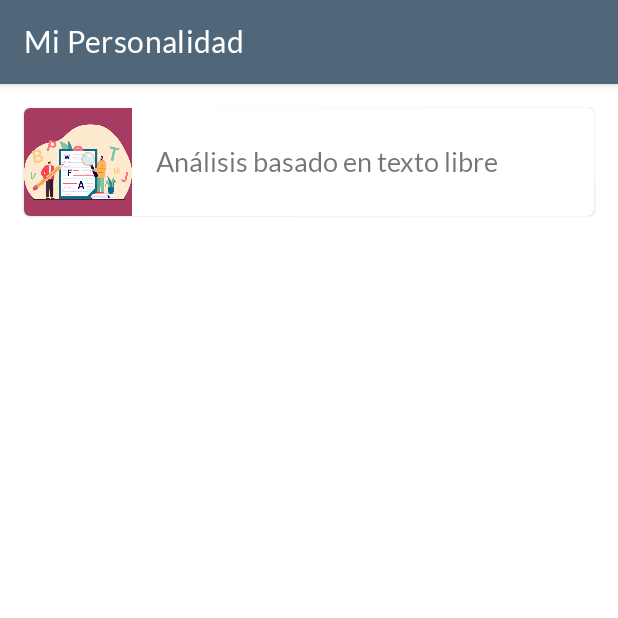
After one commit to elmugrearturo/PsychometricsApp, an Android app: the ResearchProjectsFragment screen opened through its navigation route, on a phone screen of 412 x 824 dp, the top half of it. The commit adds this screen. Run offline under Robolectric (Android 15) with nearby library versions, the phone set to English and light mode, and no system bars; our stand-ins replace Room's generated code.

Commit message:
Implemented an initial research projects View

```diff
--- /dev/null
+++ b/app/src/main/java/com/example/mipersonalidad/ResearchProjectsFragment.kt
@@ -0,0 +1,78 @@
+package com.example.mipersonalidad
+
+import android.app.AlertDialog
+import android.os.Bundle
+import androidx.fragment.app.Fragment
+import android.view.LayoutInflater
+import android.view.View
+import android.view.ViewGroup
+import androidx.cardview.widget.CardView
+
+// TODO: Rename parameter arguments, choose names that match
+// the fragment initialization parameters, e.g. ARG_ITEM_NUMBER
+private const val ARG_PARAM1 = "param1"
+private const val ARG_PARAM2 = "param2"
+
+/**
+ * A simple [Fragment] subclass.
+ * Use the [ResearchProjectsFragment.newInstance] factory method to
+ * create an instance of this fragment.
+ */
+class ResearchProjectsFragment : Fragment() {
+    // TODO: Rename and change types of parameters
+    private var param1: String? = null
+    private var param2: String? = null
+
+    override fun onCreate(savedInstanceState: Bundle?) {
+        super.onCreate(savedInstanceState)
+        arguments?.let {
+            param1 = it.getString(ARG_PARAM1)
+            param2 = it.getString(ARG_PARAM2)
+        }
+    }
+
+    override fun onCreateView(
+        inflater: LayoutInflater, container: ViewGroup?,
+        savedInstanceState: Bundle?
+    ): View? {
+        // Inflate the layout for this fragment
+        return inflater.inflate(R.layout.fragment_research_projects, container, false)
+    }
+
+    override fun onViewCreated(view: View, savedInstanceState: Bundle?) {
+        super.onViewCreated(view, savedInstanceState)
+
+        val cardView = view.findViewById<CardView>(R.id.card1)
+
+        cardView.setOnClickListener{
+            val alertDialogBuilder = AlertDialog.Builder(requireContext())
+            with(alertDialogBuilder)
+            {
+                setTitle("Proyectos de Investigación")
+                setMessage("Por el momento el proyecto está inactivo.\n\nGracias por tu interés.")
+                setNeutralButton("Aceptar", null)
+                show()
+            }
+        }
+    }
+
+    companion object {
+        /**
+         * Use this factory method to create a new instance of
+         * this fragment using the provided parameters.
+         *
+         * @param param1 Parameter 1.
+         * @param param2 Parameter 2.
+         * @return A new instance of fragment ResearchProjectsFragment.
+         */
+        // TODO: Rename and change types and number of parameters
+        @JvmStatic
+        fun newInstance(param1: String, param2: String) =
+            ResearchProjectsFragment().apply {
+                arguments = Bundle().apply {
+                    putString(ARG_PARAM1, param1)
+                    putString(ARG_PARAM2, param2)
+                }
+            }
+    }
+}
--- a/app/src/main/java/com/example/mipersonalidad/TestSelectionFragment.kt
+++ b/app/src/main/java/com/example/mipersonalidad/TestSelectionFragment.kt
@@ -95,14 +95,7 @@ class TestSelectionFragment : Fragment() {
         }
 
         researchButton.setOnClickListener{
-            val alertDialogBuilder = AlertDialog.Builder(requireContext())
-            with(alertDialogBuilder)
-            {
-                setTitle("Proyectos de Investigación")
-                setMessage("Por el momento no tenemos ningún proyecto activo.\n\nGracias por tu interés.")
-                setNeutralButton("Aceptar", null)
-                show()
-            }
+            findNavController().navigate(R.id.action_firstFragment_to_researchProjectsFragment)
         }
     }
 
--- /dev/null
+++ b/app/src/main/res/layout/fragment_research_projects.xml
@@ -0,0 +1,42 @@
+<?xml version="1.0" encoding="utf-8"?>
+<LinearLayout xmlns:android="http://schemas.android.com/apk/res/android"
+    xmlns:tools="http://schemas.android.com/tools"
+    xmlns:app="http://schemas.android.com/apk/res-auto"
+    android:layout_width="match_parent"
+    android:layout_height="match_parent"
+    android:orientation="vertical"
+    tools:context=".ResearchProjectsFragment">
+
+    <com.google.android.material.card.MaterialCardView
+        android:id="@+id/card1"
+        android:layout_width="match_parent"
+        android:layout_height="wrap_content"
+        android:layout_marginTop="16dp"
+        android:layout_marginHorizontal="16dp">
+
+        <RelativeLayout
+            android:layout_width="match_parent"
+            android:layout_height="wrap_content">
+
+            <ImageView
+                android:id="@+id/cardImg1"
+                android:layout_width="72dp"
+                android:layout_height="72dp"
+                android:layout_alignParentLeft="true"
+                android:background="@color/red"
+                android:src="@drawable/research_512" />
+
+            <TextView
+                android:id="@+id/cardText1"
+                android:layout_width="wrap_content"
+                android:layout_height="wrap_content"
+                android:layout_toRightOf="@id/cardImg1"
+                android:layout_centerVertical="true"
+                android:paddingHorizontal="16dp"
+                android:text="Análisis basado en texto libre"
+                android:textSize="18sp"
+                />
+        </RelativeLayout>
+    </com.google.android.material.card.MaterialCardView>
+
+</LinearLayout>
--- a/app/src/main/res/navigation/nav_graph.xml
+++ b/app/src/main/res/navigation/nav_graph.xml
@@ -20,6 +20,10 @@
         <action
             android:id="@+id/action_firstFragment_to_bfiFragment"
             app:destination="@id/bfiFragment" />
+
+        <action
+            android:id="@+id/action_firstFragment_to_researchProjectsFragment"
+            app:destination="@id/researchProjectsFragment" />
     </fragment>
 
     <fragment
@@ -52,4 +56,14 @@
             android:id="@+id/action_bfiResultsFragment_to_firstFragment"
             app:destination="@id/firstFragment" />
     </fragment>
+
+    <fragment
+        android:id="@+id/researchProjectsFragment"
+        android:name="com.example.mipersonalidad.ResearchProjectsFragment"
+        tools:layout="@layout/fragment_research_projects">
+
+        <action
+            android:id="@+id/action_researchProjectsFragment_to_firstFragment"
+            app:destination="@id/firstFragment" />
+    </fragment>
 </navigation>
```
Also changed, not shown: app/src/main/res/drawable/research_512.png (added), app/src/main/res/values/strings.xml (line endings or trailing spaces).
